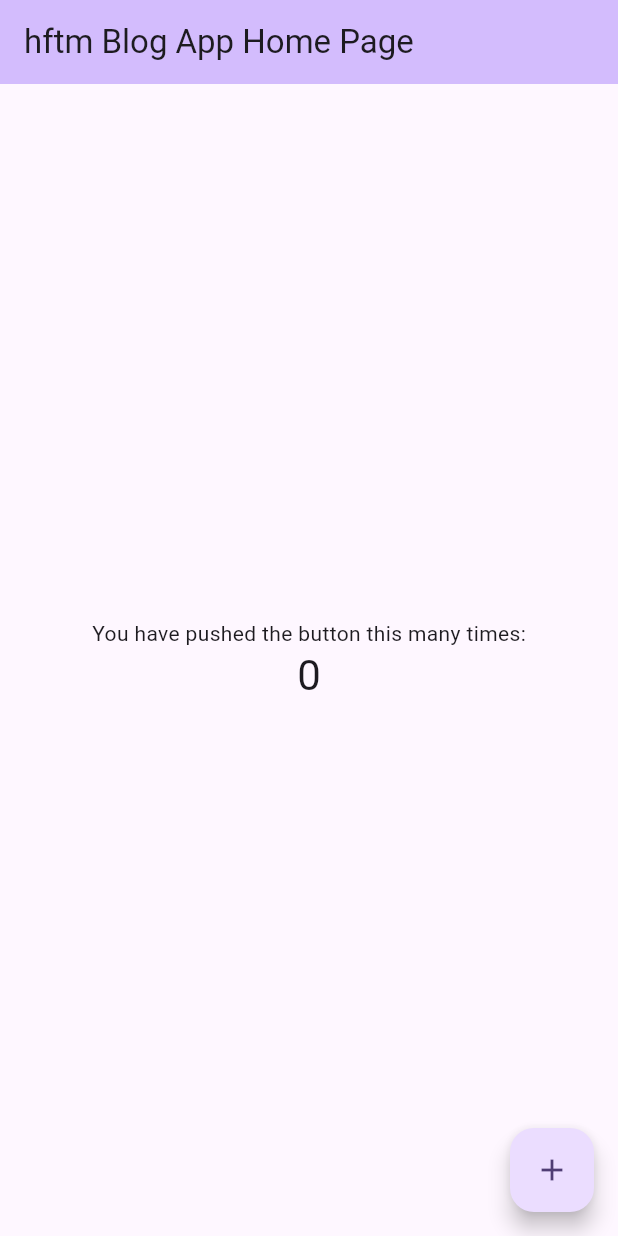
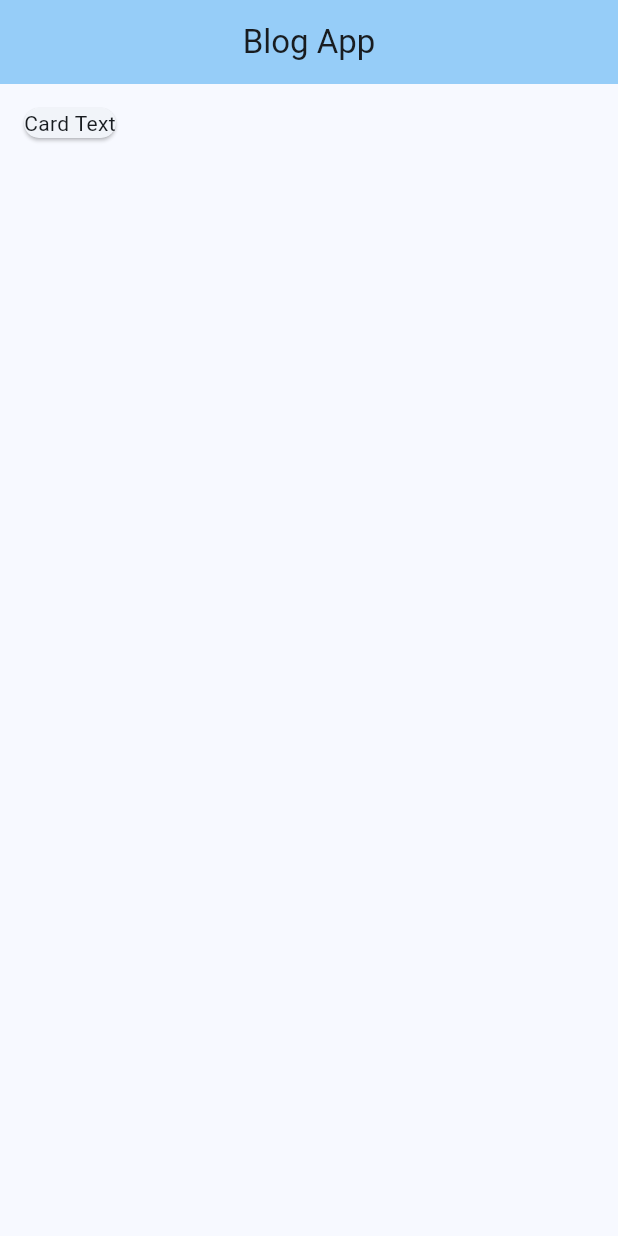
Before and after one commit to JasminKeller/blogApp, a Flutter app: the screen it shows after launch, on a phone screen of 412 x 824 dp. Run offline on Flutter 3.47's test engine with Material 2 defaults, Android fonts, the phone set to English and light mode, and no system bars.

Commit message:
create folder strucure, home_screen and blog_card_widget

```diff
--- a/lib/main.dart
+++ b/lib/main.dart
@@ -1,3 +1,4 @@
+import 'package:blogapp/screens/home_screen.dart';
 import 'package:flutter/material.dart';
 
 void main() {
@@ -11,66 +12,13 @@ class MyApp extends StatelessWidget {
   @override
   Widget build(BuildContext context) {
     return MaterialApp(
-      title: 'hftm Blog App',
+      debugShowCheckedModeBanner: false,
+      title: 'Blog App',
       theme: ThemeData(
-        colorScheme: ColorScheme.fromSeed(seedColor: Colors.deepPurple),
+        colorScheme: ColorScheme.fromSeed(seedColor: Colors.lightBlue),
         useMaterial3: true,
       ),
-      home: const MyHomePage(title: 'hftm Blog App Home Page'),
+      home: const HomeScreen(title: 'Blog App'),
     );
   }
 }
-
-class MyHomePage extends StatefulWidget {
-  const MyHomePage({super.key, required this.title});
-
-
-  final String title;
-
-  @override
-  State<MyHomePage> createState() => _MyHomePageState();
-}
-
-class _MyHomePageState extends State<MyHomePage> {
-  int _counter = 0;
-
-  void _incrementCounter() {
-    setState(() {
-      _counter++;
-    });
-  }
-
-  @override
-  Widget build(BuildContext context) {
-
-    return Scaffold(
-      appBar: AppBar(
-
-        backgroundColor: Theme.of(context).colorScheme.inversePrimary,
-
-        title: Text(widget.title),
-      ),
-      body: Center(
-
-        child: Column(
-
-          mainAxisAlignment: MainAxisAlignment.center,
-          children: <Widget>[
-            const Text(
-              'You have pushed the button this many times:',
-            ),
-            Text(
-              '$_counter',
-              style: Theme.of(context).textTheme.headlineMedium,
-            ),
-          ],
-        ),
-      ),
-      floatingActionButton: FloatingActionButton(
-        onPressed: _incrementCounter,
-        tooltip: 'Increment',
-        child: const Icon(Icons.add),
-      ),
-    );
-  }
-}
--- /dev/null
+++ b/lib/screens/home_screen.dart
@@ -0,0 +1,29 @@
+import 'package:flutter/material.dart';
+
+import '../widget/blog_card_widget.dart';
+
+class HomeScreen extends StatefulWidget {
+  const HomeScreen({super.key, required this.title});
+
+  final String title;
+
+  @override
+  State<HomeScreen> createState() => _HomeScreenState();
+}
+
+class _HomeScreenState extends State<HomeScreen> {
+  @override
+  Widget build(BuildContext context) {
+    return Scaffold(
+      appBar: AppBar(
+        backgroundColor: Theme.of(context).colorScheme.inversePrimary,
+        title: Text(widget.title),
+        centerTitle: true,
+      ),
+      body: const Padding(
+        padding: EdgeInsets.all(12.0),
+        child: BlogCard(),
+      ),
+    );
+  }
+}
--- /dev/null
+++ b/lib/widget/blog_card_widget.dart
@@ -0,0 +1,16 @@
+import 'package:flutter/material.dart';
+class BlogCard extends StatefulWidget {
+  const BlogCard({super.key});
+
+  @override
+  State<BlogCard> createState() => _BlogCardState();
+}
+
+class _BlogCardState extends State<BlogCard> {
+  @override
+  Widget build(BuildContext context) {
+    return const Card(
+      child: Text('Card Text'),
+    );
+  }
+}
```
Also changed, not shown: 1 other file.
